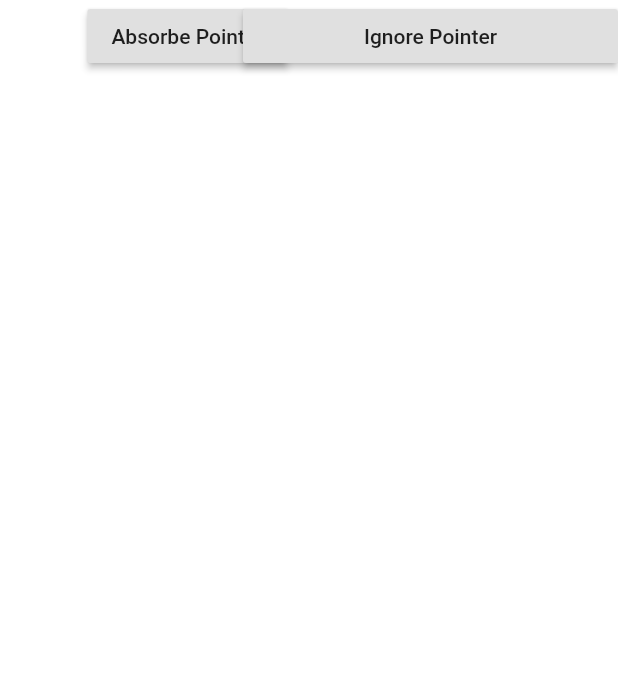
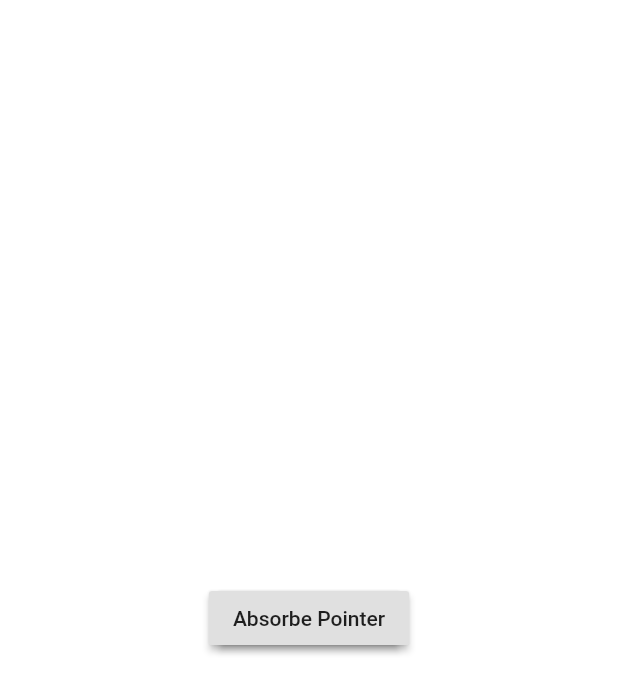
Before and after one commit to jayesh006/demo_application, a Flutter app: the screen it shows after launch, on a phone screen of 412 x 824 dp. Shown: the top 694 px of the screen. Run offline on Flutter 3.47's test engine with Material 2 defaults, Android fonts, the phone set to English and light mode, and no system bars.

Commit message:
Absorb Pointer upated code

```diff
--- a/lib/Screens/absorbPointer.dart
+++ b/lib/Screens/absorbPointer.dart
@@ -42,32 +42,10 @@ class showAbsorbPointer extends State<absorbPointer>{
 //        ),
 //      ),
 //    );
-  return SizedBox(
-    width: double.infinity,
-    child: Stack(
+  return  Stack(
+    alignment: Alignment.center,
       children: <Widget>[
-        Positioned(
-          left: 0,
-          width: 250,
-          child: AbsorbPointer(
-            absorbing: false,
-            child: Column(
-//              mainAxisAlignment: MainAxisAlignment.start,
-              children: <Widget>[
-                RaisedButton(
-                  child: Text('Absorbe Pointer'),
-                  onPressed: (){
-                    print('Absorbe Pointer');
-                  },
-                )
-              ],
-            ),
-          ),
-        ),
-        Positioned(
-          right: 0,
-          width: 250,
-          child: IgnorePointer(
+        IgnorePointer(
           ignoring: false,
           child: RaisedButton(
             child: Text('Ignore Pointer'),
@@ -76,9 +54,19 @@ class showAbsorbPointer extends State<absorbPointer>{
             },
           ),
         ),
+        AbsorbPointer(
+          absorbing: true,
+          child:
+              RaisedButton(
+                child: Text('Absorbe Pointer'),
+                onPressed: (){
+                  print('Absorbe Pointer');
+                },
               )
+
+        ),
+
       ],
-    ),
     );
   }
 
```
Lines whose indentation alone changed are shown as unchanged.
